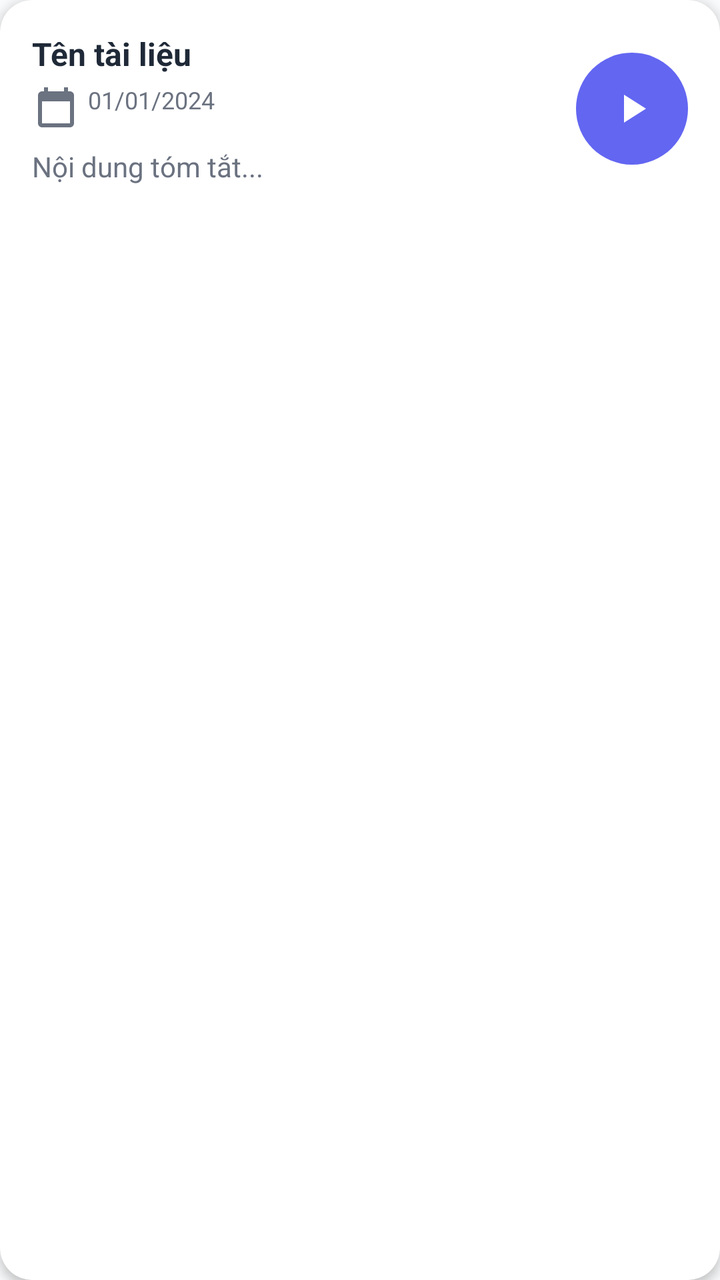
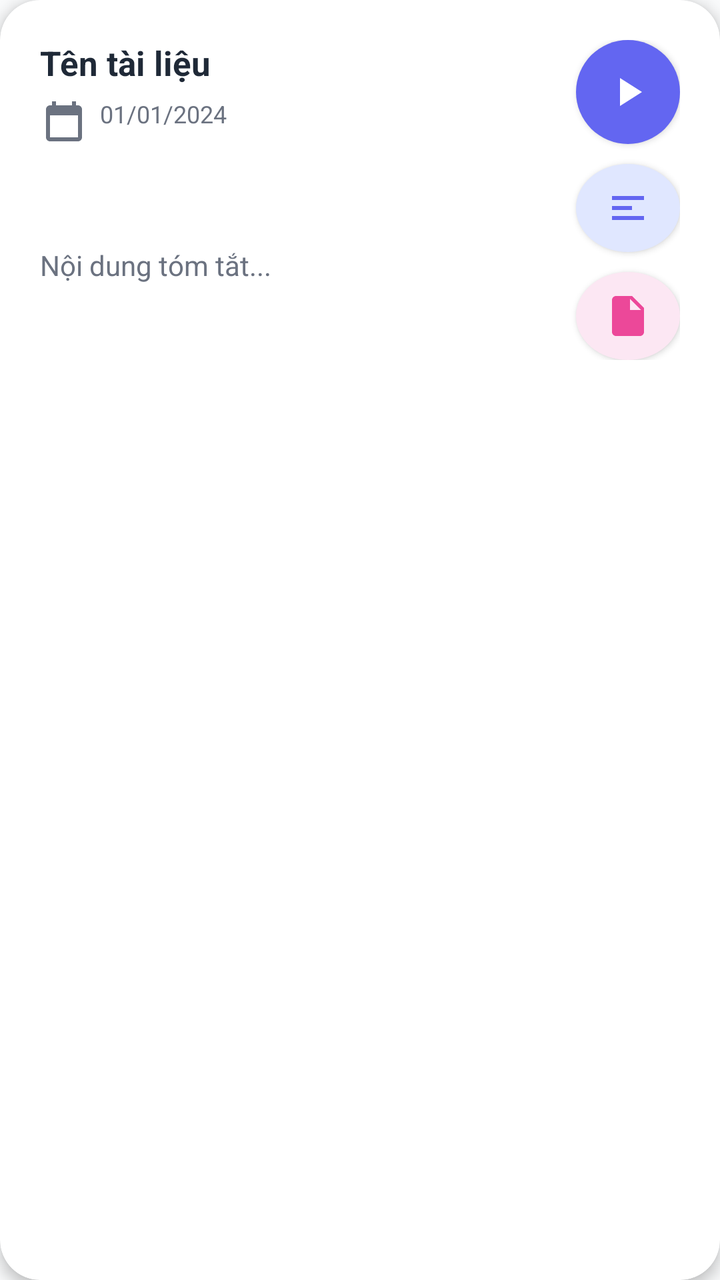

The first picture is an Android layout as it rendered before a commit; the second is the same layout after the commit. The layout source and the unified diff follow.
<!-- AndroidManifest.xml: application theme Theme.EduSummarize -->
<!-- res/layout/item_summary.xml -->
<?xml version="1.0" encoding="utf-8"?>
<com.google.android.material.card.MaterialCardView xmlns:android="http://schemas.android.com/apk/res/android"
    xmlns:app="http://schemas.android.com/apk/res-auto"
    android:layout_width="match_parent"
    android:layout_height="wrap_content"
    android:layout_marginBottom="12dp"
    android:clickable="true"
    android:focusable="true"
    android:foreground="?attr/selectableItemBackground"
    app:cardCornerRadius="16dp"
    app:cardElevation="3dp">

    <LinearLayout
        android:layout_width="match_parent"
        android:layout_height="wrap_content"
        android:orientation="horizontal"
        android:padding="16dp">

        <LinearLayout
            android:layout_width="0dp"
            android:layout_height="wrap_content"
            android:layout_weight="1"
            android:orientation="vertical">

            <TextView
                android:id="@+id/tv_title"
                android:layout_width="wrap_content"
                android:layout_height="wrap_content"
                android:text="Tên tài liệu"
                android:textSize="16sp"
                android:textStyle="bold"
                android:textColor="@color/text_primary"
                android:maxLines="1"
                android:ellipsize="end" />

            <TextView
                android:id="@+id/tv_date"
                android:layout_width="wrap_content"
                android:layout_height="wrap_content"
                android:layout_marginTop="4dp"
                android:text="01/01/2024"
                android:textSize="12sp"
                android:textColor="@color/text_secondary"
                android:drawableStart="@drawable/ic_calendar"
                android:drawablePadding="4dp" />

            <TextView
                android:id="@+id/tv_summary"
                android:layout_width="match_parent"
                android:layout_height="wrap_content"
                android:layout_marginTop="8dp"
                android:text="Nội dung tóm tắt..."
                android:textSize="14sp"
                android:textColor="@color/text_secondary"
                android:maxLines="2"
                android:ellipsize="end" />

        </LinearLayout>

        <ImageButton
            android:id="@+id/btn_play"
            android:layout_width="56dp"
            android:layout_height="56dp"
            android:layout_marginStart="12dp"
            android:layout_gravity="center_vertical"
            android:src="@drawable/ic_play"
            android:background="@drawable/circle_primary"
            android:contentDescription="Play audio"
            app:tint="@color/white" />

    </LinearLayout>

</com.google.android.material.card.MaterialCardView>
<!-- resources referenced by this layout -->
<resources>
  <color name="text_primary">#1F2937</color>
  <color name="text_secondary">#6B7280</color>
  <color name="white">#FFFFFF</color>
  <!-- drawable circle_primary (drawable) -->
  <?xml version="1.0" encoding="utf-8"?>
  <shape xmlns:android="http://schemas.android.com/apk/res/android"
      android:shape="oval">
      <solid android:color="@color/primary" />
  </shape>
  <!-- drawable ic_calendar (drawable) -->
  <vector xmlns:android="http://schemas.android.com/apk/res/android"
      android:width="24dp" android:height="24dp"
      android:viewportWidth="24" android:viewportHeight="24"
      android:tint="?attr/colorControlNormal">
      <path android:fillColor="@android:color/black"
          android:pathData="M19,4h-1V2h-2v2H8V2H6v2H5C3.9,4 3,4.9 3,6v14c0,1.1 0.9,2 2,2h14c1.1,0 2,-0.9 2,-2V6C21,4.9 20.1,4 19,4zM19,20H5V9h14V20z"/>
  </vector>
  <!-- drawable ic_play (drawable) -->
  <vector xmlns:android="http://schemas.android.com/apk/res/android"
      android:width="24dp" android:height="24dp"
      android:viewportWidth="24" android:viewportHeight="24"
      android:tint="?attr/colorControlNormal">
      <path android:fillColor="@android:color/black"
          android:pathData="M8,5v14l11,-7L8,5z"/>
  </vector>
  <style name="Theme.EduSummarize" parent="Theme.MaterialComponents.DayNight.DarkActionBar">
          <item name="colorPrimary">@color/primary</item>
          <item name="colorPrimaryDark">@color/primary_dark</item>
          <item name="colorAccent">@color/accent</item>
          <item name="android:statusBarColor">@color/primary_dark</item>
          <item name="android:windowBackground">@color/background</item>
          <item name="android:textColorPrimary">@color/text_primary</item>
          <item name="android:textColorSecondary">@color/text_secondary</item>
      </style>
  <color name="primary">#6366F1</color>
  <color name="primary_dark">#4F46E5</color>
  <color name="accent">#EC4899</color>
  <color name="background">#F9FAFB</color>
</resources>

<!-- the commit's change to res/layout/item_summary.xml (unified diff, before → after) -->
@@ -7,67 +7,98 @@
     android:clickable="true"
     android:focusable="true"
     android:foreground="?attr/selectableItemBackground"
-    app:cardCornerRadius="16dp"
-    app:cardElevation="3dp">
+    app:cardCornerRadius="20dp"
+    app:cardElevation="4dp"
+    app:strokeWidth="0dp">
 
-    <LinearLayout
+    <androidx.constraintlayout.widget.ConstraintLayout
         android:layout_width="match_parent"
         android:layout_height="wrap_content"
-        android:orientation="horizontal"
-        android:padding="16dp">
+        android:padding="20dp">
 
-        <LinearLayout
+        <TextView
+            android:id="@+id/tv_title"
             android:layout_width="0dp"
             android:layout_height="wrap_content"
-            android:layout_weight="1"
-            android:orientation="vertical">
+            android:text="Tên tài liệu"
+            android:textSize="17sp"
+            android:textStyle="bold"
+            android:textColor="@color/text_primary"
+            android:maxLines="2"
+            android:ellipsize="end"
+            app:layout_constraintTop_toTopOf="parent"
+            app:layout_constraintStart_toStartOf="parent"
+            app:layout_constraintEnd_toStartOf="@id/btn_play" />
 
-            <TextView
-                android:id="@+id/tv_title"
-                android:layout_width="wrap_content"
-                android:layout_height="wrap_content"
-                android:text="Tên tài liệu"
-                android:textSize="16sp"
-                android:textStyle="bold"
-                android:textColor="@color/text_primary"
-                android:maxLines="1"
-                android:ellipsize="end" />
+        <TextView
+            android:id="@+id/tv_date"
+            android:layout_width="wrap_content"
+            android:layout_height="wrap_content"
+            android:layout_marginTop="6dp"
+            android:text="01/01/2024"
+            android:textSize="12sp"
+            android:textColor="@color/text_secondary"
+            android:drawableStart="@drawable/ic_calendar"
+            android:drawablePadding="6dp"
+            android:drawableTint="@color/text_secondary"
+            app:layout_constraintTop_toBottomOf="@id/tv_title"
+            app:layout_constraintStart_toStartOf="parent" />
 
-            <TextView
-                android:id="@+id/tv_date"
-                android:layout_width="wrap_content"
-                android:layout_height="wrap_content"
-                android:layout_marginTop="4dp"
-                android:text="01/01/2024"
-                android:textSize="12sp"
-                android:textColor="@color/text_secondary"
-                android:drawableStart="@drawable/ic_calendar"
-                android:drawablePadding="4dp" />
-
-            <TextView
-                android:id="@+id/tv_summary"
-                android:layout_width="match_parent"
-                android:layout_height="wrap_content"
-                android:layout_marginTop="8dp"
-                android:text="Nội dung tóm tắt..."
-                android:textSize="14sp"
-                android:textColor="@color/text_secondary"
-                android:maxLines="2"
-                android:ellipsize="end" />
-
-        </LinearLayout>
+        <TextView
+            android:id="@+id/tv_summary"
+            android:layout_width="0dp"
+            android:layout_height="wrap_content"
+            android:layout_marginTop="12dp"
+            android:text="Nội dung tóm tắt..."
+            android:textSize="14sp"
+            android:lineSpacingExtra="2dp"
+            android:textColor="@color/text_secondary"
+            android:maxLines="3"
+            android:ellipsize="end"
+            app:layout_constraintTop_toBottomOf="@id/tv_date"
+            app:layout_constraintStart_toStartOf="parent"
+            app:layout_constraintEnd_toStartOf="@id/btn_play"
+            app:layout_constraintBottom_toBottomOf="parent" />
 
         <ImageButton
             android:id="@+id/btn_play"
-            android:layout_width="56dp"
-            android:layout_height="56dp"
-            android:layout_marginStart="12dp"
-            android:layout_gravity="center_vertical"
+            android:layout_width="52dp"
+            android:layout_height="52dp"
+            android:layout_marginStart="16dp"
             android:src="@drawable/ic_play"
             android:background="@drawable/circle_primary"
             android:contentDescription="Play audio"
-            app:tint="@color/white" />
+            android:elevation="2dp"
+            app:tint="@color/white"
+            app:layout_constraintTop_toTopOf="parent"
+            app:layout_constraintEnd_toEndOf="parent" />
 
-    </LinearLayout>
+        <ImageButton
+            android:id="@+id/btn_flashcards"
+            android:layout_width="52dp"
+            android:layout_height="44dp"
+            android:layout_marginTop="10dp"
+            android:src="@drawable/ic_summary"
+            android:background="@drawable/circle_primary_light"
+            android:contentDescription="Flashcards"
+            android:elevation="2dp"
+            app:tint="@color/primary"
+            app:layout_constraintTop_toBottomOf="@id/btn_play"
+            app:layout_constraintEnd_toEndOf="parent" />
+
+        <ImageButton
+            android:id="@+id/btn_quiz"
+            android:layout_width="52dp"
+            android:layout_height="44dp"
+            android:layout_marginTop="10dp"
+            android:src="@drawable/ic_document"
+            android:background="@drawable/circle_accent_light"
+            android:contentDescription="Quiz"
+            android:elevation="2dp"
+            app:tint="@color/accent"
+            app:layout_constraintTop_toBottomOf="@id/btn_flashcards"
+            app:layout_constraintEnd_toEndOf="parent" />
+
+    </androidx.constraintlayout.widget.ConstraintLayout>
 
 </com.google.android.material.card.MaterialCardView>
<!-- resource entries referenced after the edit -->
@@ -3,11 +3,23 @@
   <color name="text_primary">#1F2937</color>
   <color name="text_secondary">#6B7280</color>
   <color name="white">#FFFFFF</color>
+  <!-- drawable circle_accent_light (drawable) -->
+  <?xml version="1.0" encoding="utf-8"?>
+  <shape xmlns:android="http://schemas.android.com/apk/res/android"
+      android:shape="oval">
+      <solid android:color="@color/accent_light" />
+  </shape>
   <!-- drawable circle_primary (drawable) -->
   <?xml version="1.0" encoding="utf-8"?>
   <shape xmlns:android="http://schemas.android.com/apk/res/android"
       android:shape="oval">
       <solid android:color="@color/primary" />
+  </shape>
+  <!-- drawable circle_primary_light (drawable) -->
+  <?xml version="1.0" encoding="utf-8"?>
+  <shape xmlns:android="http://schemas.android.com/apk/res/android"
+      android:shape="oval">
+      <solid android:color="@color/primary_light" />
   </shape>
   <!-- drawable ic_calendar (drawable) -->
   <vector xmlns:android="http://schemas.android.com/apk/res/android"
@@ -17,6 +29,14 @@
       <path android:fillColor="@android:color/black"
           android:pathData="M19,4h-1V2h-2v2H8V2H6v2H5C3.9,4 3,4.9 3,6v14c0,1.1 0.9,2 2,2h14c1.1,0 2,-0.9 2,-2V6C21,4.9 20.1,4 19,4zM19,20H5V9h14V20z"/>
   </vector>
+  <!-- drawable ic_document (drawable) -->
+  <vector xmlns:android="http://schemas.android.com/apk/res/android"
+      android:width="24dp" android:height="24dp"
+      android:viewportWidth="24" android:viewportHeight="24"
+      android:tint="?attr/colorControlNormal">
+      <path android:fillColor="@android:color/black"
+          android:pathData="M6,2c-1.1,0 -2,0.9 -2,2v16c0,1.1 0.9,2 2,2h12c1.1,0 2,-0.9 2,-2V8l-6,-6H6zM13,9V3.5L18.5,9H13z"/>
+  </vector>
   <!-- drawable ic_play (drawable) -->
   <vector xmlns:android="http://schemas.android.com/apk/res/android"
       android:width="24dp" android:height="24dp"
@@ -24,6 +44,14 @@
       android:tint="?attr/colorControlNormal">
       <path android:fillColor="@android:color/black"
           android:pathData="M8,5v14l11,-7L8,5z"/>
+  </vector>
+  <!-- drawable ic_summary (drawable) -->
+  <vector xmlns:android="http://schemas.android.com/apk/res/android"
+      android:width="24dp" android:height="24dp"
+      android:viewportWidth="24" android:viewportHeight="24"
+      android:tint="?attr/colorControlNormal">
+      <path android:fillColor="@android:color/black"
+          android:pathData="M4,6h16v2H4V6zm0,5h10v2H4v-2zm0,5h16v2H4v-2z"/>
   </vector>
   <style name="Theme.EduSummarize" parent="Theme.MaterialComponents.DayNight.DarkActionBar">
           <item name="colorPrimary">@color/primary</item>
@@ -34,6 +62,8 @@
           <item name="android:textColorPrimary">@color/text_primary</item>
           <item name="android:textColorSecondary">@color/text_secondary</item>
       </style>
+  <color name="accent_light">#FCE7F3</color>
+  <color name="primary_light">#E0E7FF</color>
   <color name="primary">#6366F1</color>
   <color name="primary_dark">#4F46E5</color>
   <color name="accent">#EC4899</color>
